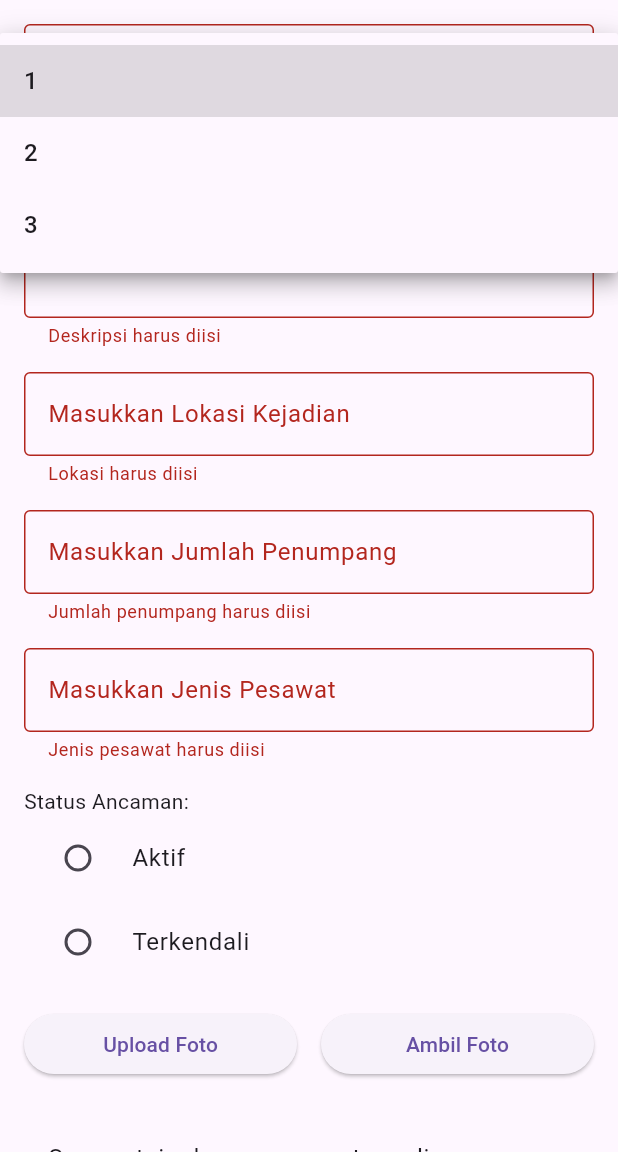
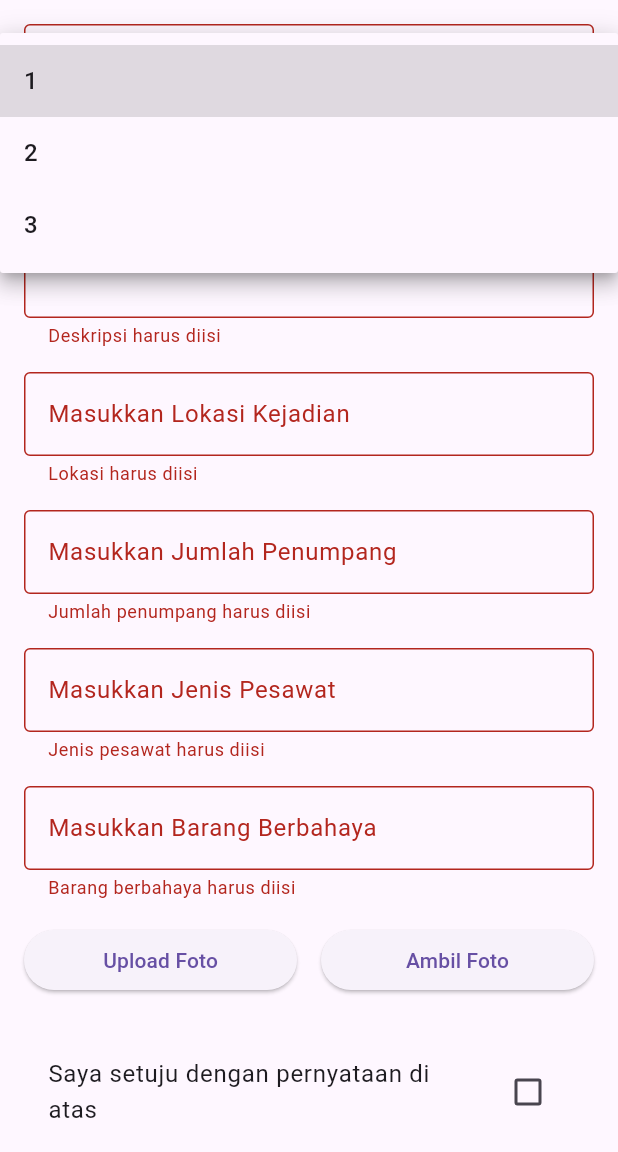
Before and after one commit to ImamAriadi2022/hdc-batam, a Flutter app: the TambahLaporanScreen screen opened directly, after a tap on "Kirim Laporan", after a tap on "Tingkat Siaga", on a phone screen of 412 x 824 dp, the part 84-1236 px from its top. Run offline on Flutter 3.47's test engine with Material 3 defaults, Android fonts, the phone set to English and light mode, and no system bars; our stand-ins replace awesome_notifications, image_picker, shared_preferences; missing offline and left inert: flutter_background_service; accounts and stored records are empty; network calls fail.

Commit message:
revisi terakhir anjay done ah

```diff
--- a/aws/lib/screens/laporan_saya_screen.dart
+++ b/aws/lib/screens/laporan_saya_screen.dart
@@ -210,10 +210,9 @@ class _LaporanSayaScreenState extends State<LaporanSayaScreen> {
                 Text('Tingkat Siaga: ${laporan['tingkatSiaga'] ?? 'N/A'}'),
                 Text('Deskripsi: ${laporan['deskripsi'] ?? 'N/A'}'),
                 Text('Lokasi: ${laporan['lokasi'] ?? 'N/A'}'),
-                Text(
-                    'Jumlah Penumpang: ${laporan['jumlahPenumpang'] ?? 'N/A'}'),
+                Text('Jumlah Penumpang: ${laporan['jumlahPenumpang'] ?? 'N/A'}'),
                 Text('Jenis Pesawat: ${laporan['jenisPesawat'] ?? 'N/A'}'),
-                Text('Status Ancaman: ${laporan['statusAncaman'] ?? 'N/A'}'),
+                Text('Barang Berbahaya: ${laporan['statusAncaman'] ?? 'N/A'}'), // Ubah label di sini
                 if (laporan['imagePath'] != null &&
                     laporan['imagePath'].isNotEmpty)
                   Image.network(
@@ -359,25 +358,16 @@ class _LaporanSayaScreenState extends State<LaporanSayaScreen> {
                     },
                   ),
                   const SizedBox(height: 16.0),
-                  const Text('Status Ancaman:'),
-                  RadioListTile(
-                    title: const Text('Aktif'),
-                    value: 'Aktif',
-                    groupValue: statusAncaman,
+                  TextFormField(
+                    initialValue: statusAncaman,
+                    decoration: const InputDecoration(
+                      labelText: 'Masukkan Barang Berbahaya', // Ubah label di sini
+                      border: OutlineInputBorder(),
+                    ),
+                    validator: (value) =>
+                        value!.isEmpty ? 'Barang berbahaya harus diisi' : null,
                     onChanged: (value) {
-                      setState(() {
-                        statusAncaman = value.toString();
-                      });
-                    },
-                  ),
-                  RadioListTile(
-                    title: const Text('Terkendali'),
-                    value: 'Terkendali',
-                    groupValue: statusAncaman,
-                    onChanged: (value) {
-                      setState(() {
-                        statusAncaman = value.toString();
-                      });
+                      statusAncaman = value; // Variabel tetap sama
                     },
                   ),
                   const SizedBox(height: 16.0),
--- a/aws/lib/screens/tambah_laporan_screen.dart
+++ b/aws/lib/screens/tambah_laporan_screen.dart
@@ -22,7 +22,7 @@ class _TambahLaporanScreenState extends State<TambahLaporanScreen> {
   String lokasi = '';
   String jumlahPenumpang = '';
   String jenisPesawat = '';
-  String statusAncaman = '';
+  String statusAncaman = ''; // Variabel tetap sama
   bool setujuPernyataan = false;
   File? _imageFile;
   List<Map<String, dynamic>> _notifications = [];
@@ -248,7 +248,7 @@ class _TambahLaporanScreenState extends State<TambahLaporanScreen> {
       request.fields['lokasi'] = lokasi;
       request.fields['jumlahPenumpang'] = jumlahPenumpang;
       request.fields['jenisPesawat'] = jenisPesawat;
-      request.fields['statusAncaman'] = statusAncaman;
+      request.fields['statusAncaman'] = statusAncaman; // Variabel tetap sama
       request.fields['userId'] = userId.toString();
 
       if (_imageFile != null) {
@@ -454,25 +454,15 @@ class _TambahLaporanScreenState extends State<TambahLaporanScreen> {
                 },
               ),
               const SizedBox(height: 16.0),
-              const Text('Status Ancaman:'),
-              RadioListTile(
-                title: const Text('Aktif'),
-                value: 'Aktif',
-                groupValue: statusAncaman,
+              TextFormField(
+                decoration: const InputDecoration(
+                  labelText: 'Masukkan Barang Berbahaya',
+                  border: OutlineInputBorder(),
+                ),
+                validator: (value) =>
+                    value!.isEmpty ? 'Barang berbahaya harus diisi' : null,
                 onChanged: (value) {
-                  setState(() {
-                    statusAncaman = value.toString();
-                  });
-                },
-              ),
-              RadioListTile(
-                title: const Text('Terkendali'),
-                value: 'Terkendali',
-                groupValue: statusAncaman,
-                onChanged: (value) {
-                  setState(() {
-                    statusAncaman = value.toString();
-                  });
+                  statusAncaman = value; // Variabel tetap sama
                 },
               ),
               const SizedBox(height: 16.0),
```
Also changed, not shown: aws/lib/main.dart (+66 -31 lines), 1 other file.
